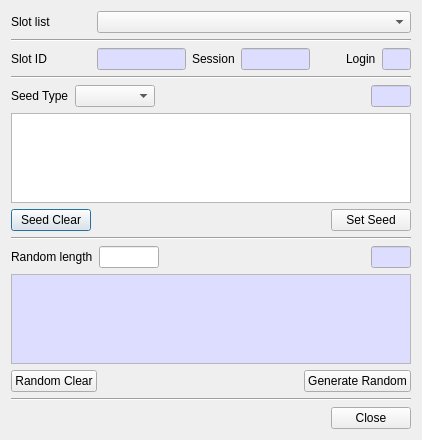
This is CryptokiMan/rand_dlg.ui in jykim74/CryptokiMan as Qt 5 draws it before an edit. The edited form follows.
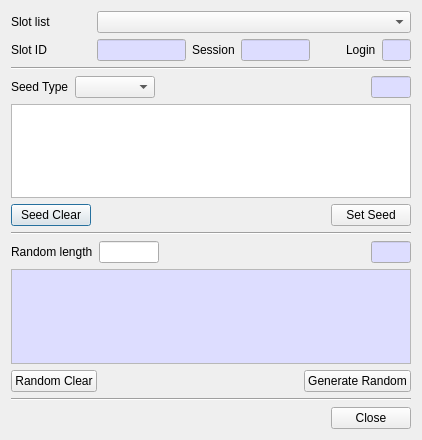
This is the edited form.

Patch:
```diff
--- a/CryptokiMan/rand_dlg.ui
+++ b/CryptokiMan/rand_dlg.ui
@@ -44,13 +44,6 @@
      </item>
     </layout>
    </item>
-   <item>
-    <widget class="Line" name="line">
-     <property name="orientation">
-      <enum>Qt::Horizontal</enum>
-     </property>
-    </widget>
-   </item>
    <item>
     <layout class="QHBoxLayout" name="horizontalLayout">
      <property name="bottomMargin">
```
